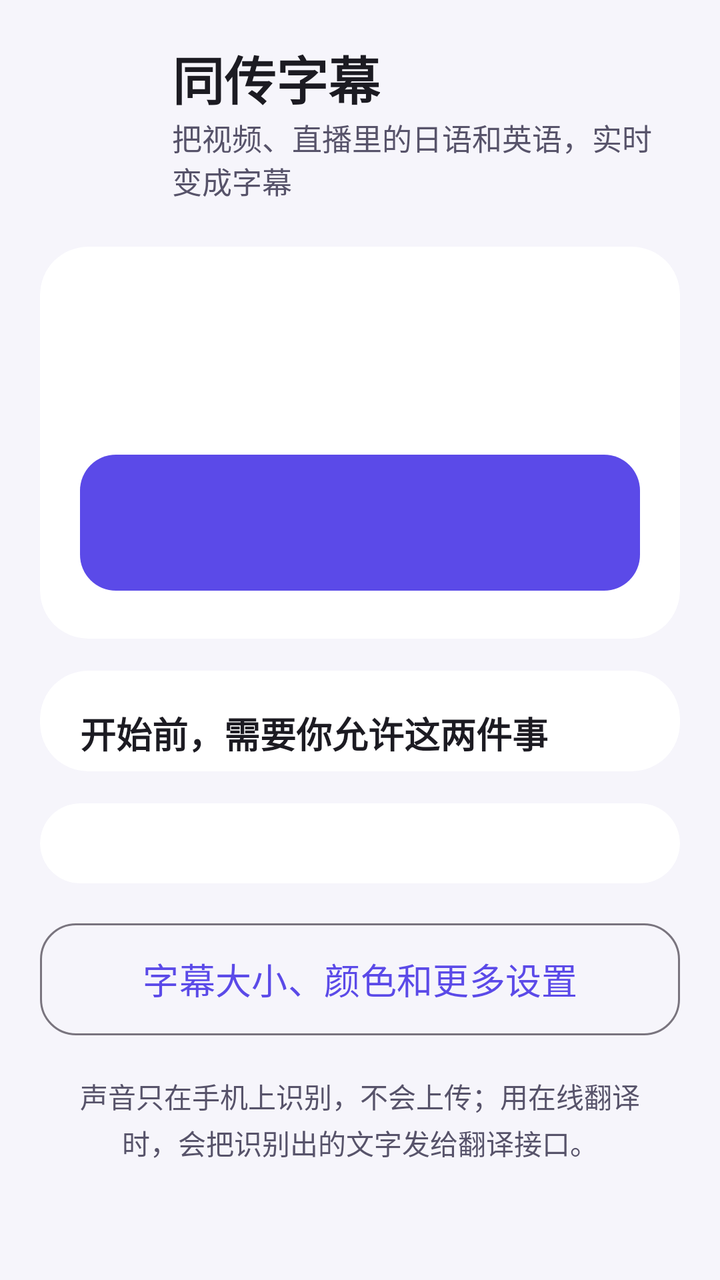
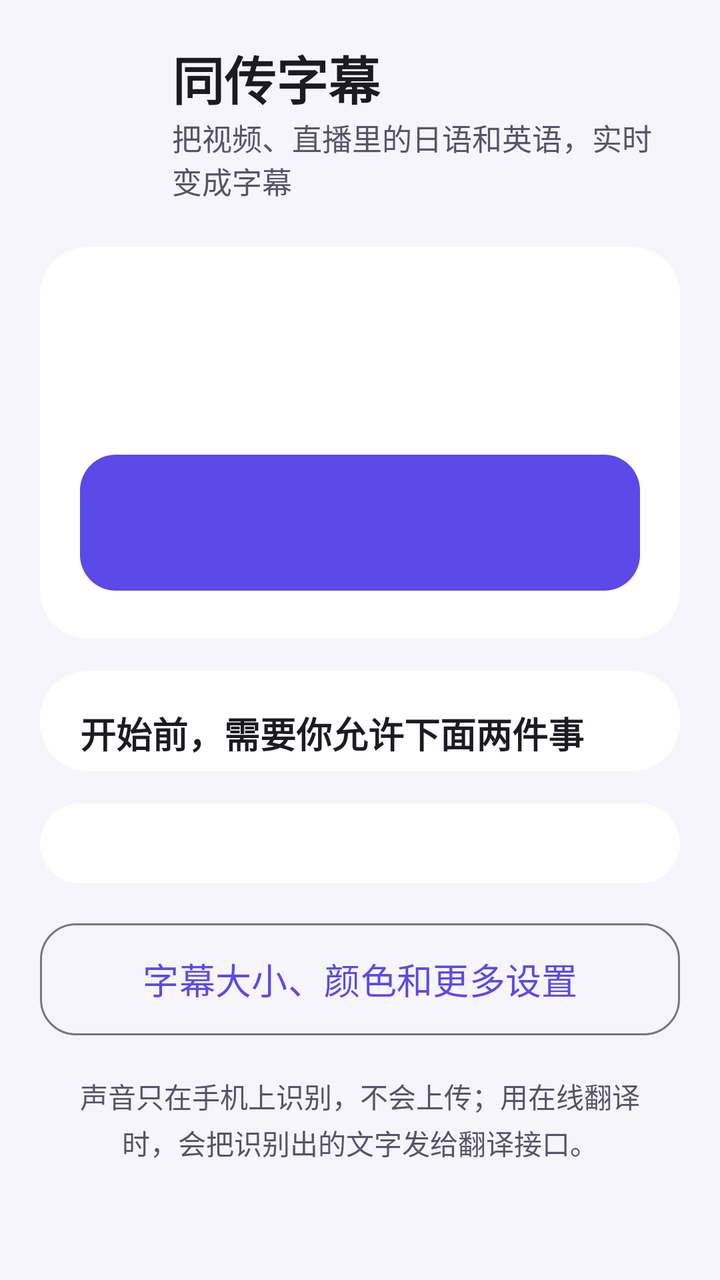

Screens rendered from an Android XML layout before and after an edit, with the pre-edit source and the edit as a unified diff.
<!-- AndroidManifest.xml: application theme Theme.JpSub -->
<!-- res/layout/activity_main.xml -->
<?xml version="1.0" encoding="utf-8"?>
<ScrollView xmlns:android="http://schemas.android.com/apk/res/android"
    xmlns:app="http://schemas.android.com/apk/res-auto"
    android:id="@+id/scroll"
    android:layout_width="match_parent"
    android:layout_height="match_parent"
    android:background="@color/bg"
    android:clipToPadding="false">

    <LinearLayout
        android:layout_width="match_parent"
        android:layout_height="wrap_content"
        android:orientation="vertical"
        android:paddingHorizontal="20dp"
        android:paddingTop="20dp"
        android:paddingBottom="32dp">

        
        <LinearLayout
            android:id="@+id/homePage"
            android:layout_width="match_parent"
            android:layout_height="wrap_content"
            android:orientation="vertical">

        
        <LinearLayout
            android:layout_width="match_parent"
            android:layout_height="wrap_content"
            android:gravity="center_vertical"
            android:orientation="horizontal">

            <ImageView
                android:layout_width="52dp"
                android:layout_height="52dp"
                android:contentDescription="@null"
                android:src="@mipmap/ic_launcher" />

            <LinearLayout
                android:layout_width="0dp"
                android:layout_height="wrap_content"
                android:layout_marginStart="14dp"
                android:layout_weight="1"
                android:orientation="vertical">

                <TextView
                    android:layout_width="wrap_content"
                    android:layout_height="wrap_content"
                    android:text="@string/app_name"
                    android:textColor="@color/text"
                    android:textSize="26sp"
                    android:textStyle="bold" />

                <TextView
                    android:layout_width="wrap_content"
                    android:layout_height="wrap_content"
                    android:text="把视频、直播里的日语和英语，实时变成字幕"
                    android:textColor="@color/text2"
                    android:textSize="15sp" />
            </LinearLayout>
        </LinearLayout>

        
        <com.google.android.material.card.MaterialCardView
            style="@style/Widget.Material3.CardView.Filled"
            android:layout_width="match_parent"
            android:layout_height="wrap_content"
            android:layout_marginTop="22dp"
            app:cardBackgroundColor="@color/card"
            app:cardCornerRadius="24dp">

            <LinearLayout
                android:layout_width="match_parent"
                android:layout_height="wrap_content"
                android:orientation="vertical"
                android:padding="20dp">

                <LinearLayout
                    android:layout_width="match_parent"
                    android:layout_height="wrap_content"
                    android:gravity="center_vertical">

                    <View
                        android:id="@+id/statusDot"
                        android:layout_width="14dp"
                        android:layout_height="14dp" />

                    <TextView
                        android:id="@+id/statusTitle"
                        android:layout_width="0dp"
                        android:layout_height="wrap_content"
                        android:layout_marginStart="10dp"
                        android:layout_weight="1"
                        android:textColor="@color/text"
                        android:textSize="22sp"
                        android:textStyle="bold" />
                </LinearLayout>

                <TextView
                    android:id="@+id/statusBody"
                    android:layout_width="match_parent"
                    android:layout_height="wrap_content"
                    android:layout_marginTop="8dp"
                    android:lineSpacingExtra="4dp"
                    android:textColor="@color/text2"
                    android:textSize="17sp" />

                <com.google.android.material.progressindicator.LinearProgressIndicator
                    android:id="@+id/progress"
                    android:layout_width="match_parent"
                    android:layout_height="wrap_content"
                    android:layout_marginTop="14dp"
                    android:max="1000"
                    android:visibility="gone"
                    app:indicatorColor="@color/brand"
                    app:trackCornerRadius="4dp"
                    app:trackThickness="8dp" />

                <com.google.android.material.button.MaterialButton
                    android:id="@+id/primary"
                    android:layout_width="match_parent"
                    android:layout_height="wrap_content"
                    android:minHeight="76dp"
                    android:layout_marginTop="20dp"
                    android:textSize="22sp"
                    android:textStyle="bold"
                    app:iconSize="28dp"
                    app:cornerRadius="18dp"
                    app:iconGravity="textStart"
                    app:iconPadding="10dp" />

                <com.google.android.material.button.MaterialButton
                    android:id="@+id/secondary"
                    style="@style/Widget.Material3.Button.TextButton"
                    android:layout_width="match_parent"
                    android:layout_height="wrap_content"
                    android:minHeight="56dp"
                    android:layout_marginTop="4dp"
                    android:textSize="18sp"
                    android:visibility="gone" />
            </LinearLayout>
        </com.google.android.material.card.MaterialCardView>

        
        <com.google.android.material.card.MaterialCardView
            android:id="@+id/permCard"
            style="@style/Widget.Material3.CardView.Filled"
            android:layout_width="match_parent"
            android:layout_height="wrap_content"
            android:layout_marginTop="16dp"
            app:cardBackgroundColor="@color/card"
            app:cardCornerRadius="24dp">

            <LinearLayout
                android:layout_width="match_parent"
                android:layout_height="wrap_content"
                android:orientation="vertical"
                android:paddingVertical="6dp">

                <TextView
                    android:layout_width="match_parent"
                    android:layout_height="wrap_content"
                    android:paddingHorizontal="20dp"
                    android:paddingTop="12dp"
                    android:text="开始前，需要你允许这两件事"
                    android:textColor="@color/text"
                    android:textSize="18sp"
                    android:textStyle="bold" />

                <LinearLayout
                    android:id="@+id/permList"
                    android:layout_width="match_parent"
                    android:layout_height="wrap_content"
                    android:orientation="vertical" />
            </LinearLayout>
        </com.google.android.material.card.MaterialCardView>

        
        <com.google.android.material.card.MaterialCardView
            style="@style/Widget.Material3.CardView.Filled"
            android:layout_width="match_parent"
            android:layout_height="wrap_content"
            android:layout_marginTop="16dp"
            app:cardBackgroundColor="@color/card"
            app:cardCornerRadius="24dp">

            <LinearLayout
                android:id="@+id/langBox"
                android:layout_width="match_parent"
                android:layout_height="wrap_content"
                android:orientation="vertical"
                android:padding="20dp" />
        </com.google.android.material.card.MaterialCardView>

        <com.google.android.material.button.MaterialButton
            android:id="@+id/openSettings"
            style="@style/Widget.Material3.Button.OutlinedButton"
            android:layout_width="match_parent"
            android:layout_height="wrap_content"
            android:minHeight="64dp"
            android:layout_marginTop="16dp"
            android:text="字幕大小、颜色和更多设置"
            android:textSize="18sp"
            app:cornerRadius="18dp" />

        <TextView
            android:layout_width="match_parent"
            android:layout_height="wrap_content"
            android:layout_marginTop="16dp"
            android:gravity="center_horizontal"
            android:lineSpacingExtra="3dp"
            android:paddingHorizontal="8dp"
            android:text="声音只在手机上识别，不会上传；用在线翻译时，会把识别出的文字发给翻译接口。"
            android:textColor="@color/text2"
            android:textSize="14sp" />
        </LinearLayout>

        
        <LinearLayout
            android:id="@+id/settingsPage"
            android:layout_width="match_parent"
            android:layout_height="wrap_content"
            android:orientation="vertical"
            android:visibility="gone">

        <LinearLayout
            android:layout_width="match_parent"
            android:layout_height="wrap_content"
            android:gravity="center_vertical"
            android:orientation="horizontal">

            <com.google.android.material.button.MaterialButton
                android:id="@+id/closeSettings"
                style="@style/Widget.Material3.Button.TextButton"
                android:layout_width="wrap_content"
                android:layout_height="wrap_content"
                android:minHeight="56dp"
                android:text="‹ 返回"
                android:textSize="18sp" />

            <TextView
                android:layout_width="0dp"
                android:layout_height="wrap_content"
                android:layout_marginStart="8dp"
                android:layout_weight="1"
                android:text="设置"
                android:textColor="@color/text"
                android:textSize="24sp"
                android:textStyle="bold" />
        </LinearLayout>
        
        <TextView
            style="@style/SectionTitle"
            android:text="字幕样式" />

        <com.google.android.material.card.MaterialCardView
            style="@style/Widget.Material3.CardView.Filled"
            android:layout_width="match_parent"
            android:layout_height="wrap_content"
            app:cardBackgroundColor="@color/card"
            app:cardCornerRadius="24dp">

            <LinearLayout
                android:layout_width="match_parent"
                android:layout_height="wrap_content"
                android:orientation="vertical"
                android:padding="20dp">

                
                <FrameLayout
                    android:id="@+id/previewStage"
                    android:layout_width="match_parent"
                    android:layout_height="wrap_content"
                    android:minHeight="150dp"
                    android:background="@drawable/preview_stage">

                    <FrameLayout
                        android:id="@+id/previewHolder"
                        android:layout_width="match_parent"
                        android:layout_height="wrap_content"
                        android:layout_gravity="bottom|center_horizontal"
                        android:layout_marginTop="14dp"
                        android:layout_marginBottom="14dp" />
                </FrameLayout>

                <TextView
                    style="@style/SliderLabel"
                    android:text="字幕配色" />
                <HorizontalScrollView
                    android:layout_width="match_parent"
                    android:layout_height="wrap_content"
                    android:layout_marginTop="6dp"
                    android:scrollbars="none">
                    <LinearLayout
                        android:id="@+id/paletteRow"
                        android:layout_width="wrap_content"
                        android:layout_height="wrap_content"
                        android:orientation="horizontal" />
                </HorizontalScrollView>

                <TextView
                    style="@style/SliderLabel"
                    android:id="@+id/labelSize" />
                <com.google.android.material.slider.Slider
                    android:id="@+id/sliderSize"
                    app:tickVisible="false"
                    android:layout_width="match_parent"
                    android:layout_height="wrap_content"
                    android:stepSize="1"
                    android:valueFrom="5"
                    android:valueTo="36" />

                <TextView
                    style="@style/SliderLabel"
                    android:id="@+id/labelAlpha" />
                <com.google.android.material.slider.Slider
                    android:id="@+id/sliderAlpha"
                    app:tickVisible="false"
                    android:layout_width="match_parent"
                    android:layout_height="wrap_content"
                    android:stepSize="5"
                    android:valueFrom="0"
                    android:valueTo="100" />

                <TextView
                    style="@style/SliderLabel"
                    android:id="@+id/labelWidth" />
                <com.google.android.material.slider.Slider
                    android:id="@+id/sliderWidth"
                    app:tickVisible="false"
                    android:layout_width="match_parent"
                    android:layout_height="wrap_content"
                    android:stepSize="5"
                    android:valueFrom="40"
                    android:valueTo="100" />

                <TextView
                    style="@style/SliderLabel"
                    android:id="@+id/labelHeight" />
                <com.google.android.material.slider.Slider
                    android:id="@+id/sliderHeight"
                    app:tickVisible="false"
                    android:layout_width="match_parent"
                    android:layout_height="wrap_content"
                    android:stepSize="5"
                    android:valueFrom="0"
                    android:valueTo="40" />

                <TextView
                    style="@style/SliderLabel"
                    android:id="@+id/labelKeepSentences" />
                <com.google.android.material.slider.Slider
                    android:id="@+id/sliderKeepSentences"
                    app:tickVisible="false"
                    android:layout_width="match_parent"
                    android:layout_height="wrap_content"
                    android:stepSize="1"
                    android:valueFrom="1"
                    android:valueTo="6" />

                <TextView
                    style="@style/SliderLabel"
                    android:id="@+id/labelKeepChars" />
                <com.google.android.material.slider.Slider
                    android:id="@+id/sliderKeepChars"
                    app:tickVisible="false"
                    android:layout_width="match_parent"
                    android:layout_height="wrap_content"
                    android:stepSize="10"
                    android:valueFrom="0"
                    android:valueTo="300" />
                <TextView
                    android:id="@+id/keepHint"
                    android:layout_width="match_parent"
                    android:layout_height="wrap_content"
                    android:textColor="@color/text2"
                    android:textSize="14sp" />

                <com.google.android.material.materialswitch.MaterialSwitch
                    android:id="@+id/switchJa"
                    android:layout_width="match_parent"
                    android:layout_height="wrap_content"
                    android:layout_marginTop="6dp"
                    android:text="同时显示原文"
                    android:textColor="@color/text"
                    android:textSize="17sp" />

                <com.google.android.material.materialswitch.MaterialSwitch
                    android:id="@+id/switchStats"
                    android:layout_width="match_parent"
                    android:layout_height="wrap_content"
                    android:text="显示识别和翻译用时"
                    android:textColor="@color/text"
                    android:textSize="17sp" />

                <com.google.android.material.button.MaterialButton
                    android:id="@+id/resetStyle"
                    style="@style/Widget.Material3.Button.TextButton"
                    android:layout_width="wrap_content"
                    android:layout_height="wrap_content"
                    android:layout_gravity="end"
                    android:text="恢复默认" />
            </LinearLayout>
        </com.google.android.material.card.MaterialCardView>

        
        <TextView
            style="@style/SectionTitle"
            android:text="页面颜色" />

        <com.google.android.material.card.MaterialCardView
            style="@style/Widget.Material3.CardView.Filled"
            android:layout_width="match_parent"
            android:layout_height="wrap_content"
            app:cardBackgroundColor="@color/card"
            app:cardCornerRadius="24dp">

            <LinearLayout
                android:id="@+id/themeBox"
                android:layout_width="match_parent"
                android:layout_height="wrap_content"
                android:orientation="vertical"
                android:padding="20dp" />
        </com.google.android.material.card.MaterialCardView>


        
        <TextView
            style="@style/SectionTitle"
            android:text="翻译" />

        <com.google.android.material.card.MaterialCardView
            style="@style/Widget.Material3.CardView.Filled"
            android:layout_width="match_parent"
            android:layout_height="wrap_content"
            app:cardBackgroundColor="@color/card"
            app:cardCornerRadius="24dp">

            <LinearLayout
                android:id="@+id/translateList"
                android:layout_width="match_parent"
                android:layout_height="wrap_content"
                android:orientation="vertical"
                android:padding="20dp" />
        </com.google.android.material.card.MaterialCardView>

        
        <TextView
            style="@style/SectionTitle"
            android:text="使用记录" />

        <com.google.android.material.card.MaterialCardView
            style="@style/Widget.Material3.CardView.Filled"
            android:layout_width="match_parent"
            android:layout_height="wrap_content"
            app:cardBackgroundColor="@color/card"
            app:cardCornerRadius="24dp">

            <LinearLayout
                android:id="@+id/logList"
                android:layout_width="match_parent"
                android:layout_height="wrap_content"
                android:orientation="vertical"
                android:paddingHorizontal="20dp"
                android:paddingVertical="12dp" />
        </com.google.android.material.card.MaterialCardView>

        
        <TextView
            style="@style/SectionTitle"
            android:text="已下载的文件" />

        <com.google.android.material.card.MaterialCardView
            style="@style/Widget.Material3.CardView.Filled"
            android:layout_width="match_parent"
            android:layout_height="wrap_content"
            app:cardBackgroundColor="@color/card"
            app:cardCornerRadius="24dp">

            <LinearLayout
                android:id="@+id/modelFileList"
                android:layout_width="match_parent"
                android:layout_height="wrap_content"
                android:orientation="vertical"
                android:paddingHorizontal="20dp"
                android:paddingVertical="12dp" />
        </com.google.android.material.card.MaterialCardView>

        
        <TextView
            style="@style/SectionTitle"
            android:text="使用说明" />

        <TextView
            android:layout_width="match_parent"
            android:layout_height="wrap_content"
            android:background="@drawable/tips_bg"
            android:lineSpacingExtra="5dp"
            android:padding="18dp"
            android:text="1. 点首页的「开始字幕」，在弹出的窗口里选你要看的 App（也可以选整个屏幕）。\n2. 字幕会浮在屏幕上：按住拖动可以换位置，拖右下角的小圆点可以改大小。\n3. 点一下字幕会出现工具栏：调字号、调背景、切换显示方式、锁定位置，或者停止。\n4. 有些 App（比如有版权保护的视频）不允许其他 App 听它的声音，这时不会出字幕。\n5. 每次使用都会留下一份文字记录（不含声音和 key），可以在「使用记录」里分享出去，帮助反馈问题。"
            android:textColor="@color/text2"
            android:textSize="15sp" />

        
        <TextView
            style="@style/SectionTitle"
            android:text="关于" />

        <com.google.android.material.card.MaterialCardView
            style="@style/Widget.Material3.CardView.Filled"
            android:layout_width="match_parent"
            android:layout_height="wrap_content"
            app:cardBackgroundColor="@color/card"
            app:cardCornerRadius="24dp">

            <LinearLayout
                android:layout_width="match_parent"
                android:layout_height="wrap_content"
                android:orientation="vertical"
                android:padding="20dp">

                <TextView
                    android:id="@+id/aboutVersion"
                    android:layout_width="match_parent"
                    android:layout_height="wrap_content"
                    android:textColor="@color/text"
                    android:textSize="16sp" />

                <com.google.android.material.button.MaterialButton
                    android:id="@+id/openRepo"
                    style="@style/Widget.Material3.Button.TonalButton"
                    android:layout_width="match_parent"
                    android:layout_height="wrap_content"
                    android:minHeight="56dp"
                    android:layout_marginTop="12dp"
                    android:text="GitHub 项目主页"
                    android:textSize="16sp" />

                <TextView
                    android:layout_width="match_parent"
                    android:layout_height="wrap_content"
                    android:layout_marginTop="6dp"
                    android:text="https://github.com/KorenKrita/simul-subtitle"
                    android:textColor="@color/text2"
                    android:textIsSelectable="true"
                    android:textSize="14sp" />

                <TextView
                    android:layout_width="match_parent"
                    android:layout_height="wrap_content"
                    android:layout_marginTop="14dp"
                    android:lineSpacingExtra="3dp"
                    android:text="翻译用的是 B 站开源的 Index-Translate 模型（github.com/bilibili/Index-Translate），语音识别用的是 ReazonSpeech 模型（通过 sherpa-onnx 在手机上运行）。感谢这些项目。"
                    android:textColor="@color/text2"
                    android:textSize="14sp" />
            </LinearLayout>
        </com.google.android.material.card.MaterialCardView>
        </LinearLayout>
    </LinearLayout>
</ScrollView>
<!-- resources referenced by this layout -->
<resources>
  <color name="bg">#FFF6F5FB</color>
  <color name="brand">#FF5B4AE8</color>
  <color name="card">#FFFFFFFF</color>
  <color name="text">#FF1C1B22</color>
  <color name="text2">#FF57536A</color>
  <!-- drawable preview_stage (drawable) -->
  <?xml version="1.0" encoding="utf-8"?>
  <shape xmlns:android="http://schemas.android.com/apk/res/android">
      <corners android:radius="16dp" />
      <gradient android:angle="315" android:startColor="#FF2B3A67" android:centerColor="#FF5C4B8A" android:endColor="#FFB9846F" />
  </shape>
  <!-- drawable tips_bg (drawable) -->
  <?xml version="1.0" encoding="utf-8"?>
  <shape xmlns:android="http://schemas.android.com/apk/res/android">
      <corners android:radius="20dp" />
      <stroke android:width="1dp" android:color="#226D5DF6" />
      <solid android:color="#0F6D5DF6" />
  </shape>
  <!-- mipmap ic_launcher (mipmap-anydpi-v26) -->
  <?xml version="1.0" encoding="utf-8"?>
  <adaptive-icon xmlns:android="http://schemas.android.com/apk/res/android">
      <background android:drawable="@drawable/ic_launcher_background" />
      <foreground android:drawable="@drawable/ic_launcher_foreground" />
      <monochrome android:drawable="@drawable/ic_launcher_monochrome" />
  </adaptive-icon>
  <string name="app_name">同传字幕</string>
  <style name="SectionTitle">
          <item name="android:layout_width">wrap_content</item>
          <item name="android:layout_height">wrap_content</item>
          <item name="android:layout_marginTop">30dp</item>
          <item name="android:layout_marginBottom">12dp</item>
          <item name="android:layout_marginStart">8dp</item>
          <item name="android:textColor">@color/brand</item>
          <item name="android:textSize">17sp</item>
          <item name="android:textStyle">bold</item>
      </style>
  <style name="SliderLabel">
          <item name="android:layout_width">match_parent</item>
          <item name="android:layout_height">wrap_content</item>
          <item name="android:layout_marginTop">18dp</item>
          <item name="android:textColor">@color/text</item>
          <item name="android:textSize">17sp</item>
      </style>
  <style name="Theme.JpSub" parent="Theme.Material3.DayNight.NoActionBar">
          <item name="colorPrimary">@color/brand</item>
          <item name="colorOnPrimary">#FFFFFFFF</item>
          <item name="colorSecondary">@color/brand_pink</item>
          <item name="android:colorBackground">@color/bg</item>
          <item name="colorSurface">@color/card</item>
          <item name="colorOnSurface">@color/text</item>
          <item name="android:statusBarColor">@color/bg</item>
          <item name="android:navigationBarColor">@color/bg</item>
          <item name="android:windowLightStatusBar">@bool/light_bars</item>
          <item name="android:windowLightNavigationBar">@bool/light_bars</item>
      </style>
  <!-- drawable ic_launcher_monochrome (drawable) -->
  <?xml version="1.0" encoding="utf-8"?>
  <vector xmlns:android="http://schemas.android.com/apk/res/android"
      android:width="108dp" android:height="108dp" android:viewportWidth="108" android:viewportHeight="108">
      <path android:fillColor="#FFFFFFFF" android:fillType="evenOdd"
          android:pathData="M36,30h36a10,10 0 0,1 10,10v22a10,10 0 0,1 -10,10h-18l-10,9v-9h-8a10,10 0 0,1 -10,-10v-22a10,10 0 0,1 10,-10zM38,44v8h3v-8zM44,40v16h3v-16zM50,43v10h3v-10zM60,43a2,2 0 0,0 0,4h12a2,2 0 0,0 0,-4zM60,50a2,2 0 0,0 0,4h8a2,2 0 0,0 0,-4zM40,61a2,2 0 0,0 0,4h32a2,2 0 0,0 0,-4z" />
  </vector>
  <color name="brand_pink">#FFEC4899</color>
  <!-- unchanged entries left out for length: 2 -->
</resources>

<!-- the commit's change to res/layout/activity_main.xml (unified diff, before → after) -->
@@ -161,7 +161,7 @@
                     android:layout_height="wrap_content"
                     android:paddingHorizontal="20dp"
                     android:paddingTop="12dp"
-                    android:text="开始前，需要你允许这两件事"
+                    android:text="开始前，需要你允许下面两件事"
                     android:textColor="@color/text"
                     android:textSize="18sp"
                     android:textStyle="bold" />
@@ -424,6 +424,33 @@
 
 
         
+        <LinearLayout
+            android:id="@+id/notifSection"
+            android:layout_width="match_parent"
+            android:layout_height="wrap_content"
+            android:orientation="vertical">
+
+            <TextView
+                style="@style/SectionTitle"
+                android:text="通知" />
+
+            <com.google.android.material.card.MaterialCardView
+                style="@style/Widget.Material3.CardView.Filled"
+                android:layout_width="match_parent"
+                android:layout_height="wrap_content"
+                app:cardBackgroundColor="@color/card"
+                app:cardCornerRadius="24dp">
+
+                <LinearLayout
+                    android:id="@+id/notifList"
+                    android:layout_width="match_parent"
+                    android:layout_height="wrap_content"
+                    android:orientation="vertical"
+                    android:paddingVertical="6dp" />
+            </com.google.android.material.card.MaterialCardView>
+        </LinearLayout>
+
+        
         <TextView
             style="@style/SectionTitle"
             android:text="翻译" />
@@ -496,7 +523,7 @@
             android:background="@drawable/tips_bg"
             android:lineSpacingExtra="5dp"
             android:padding="18dp"
-            android:text="1. 点首页的「开始字幕」，在弹出的窗口里选你要看的 App（也可以选整个屏幕）。\n2. 字幕会浮在屏幕上：按住拖动可以换位置，拖右下角的小圆点可以改大小。\n3. 点一下字幕会出现工具栏：调字号、调背景、切换显示方式、锁定位置，或者停止。\n4. 有些 App（比如有版权保护的视频）不允许其他 App 听它的声音，这时不会出字幕。\n5. 每次使用都会留下一份文字记录（不含声音和 key），可以在「使用记录」里分享出去，帮助反馈问题。"
+            android:text="1. 点首页的「开始字幕」，在弹出的窗口里选你要看的 App（也可以选整个屏幕）。\n2. 字幕会浮在屏幕上：按住拖动可以换位置，拖右下角的小圆点可以改大小。\n3. 点一下字幕会出现工具栏：调字号、调背景、切换显示方式、锁定位置，或者停止。\n4. 有些 App（比如有版权保护的视频）不允许其他 App 听它的声音，这时不会出字幕。同时有别的 App 在放声音时，它的声音也可能出现在字幕里。\n5. 每次使用都会留下一份文字记录（不含声音和 key），可以在「使用记录」里分享出去，帮助反馈问题。"
             android:textColor="@color/text2"
             android:textSize="15sp" />
 
